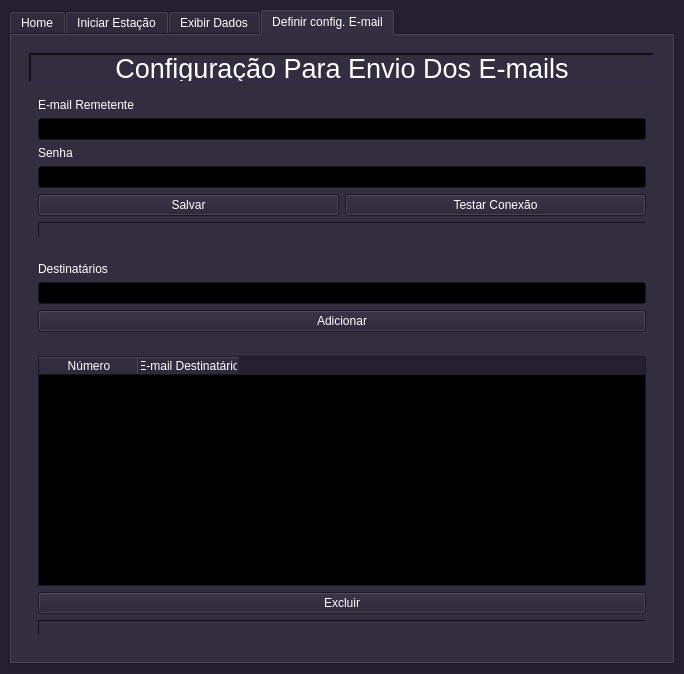
Fat83dotcom/Interface_Estacao, file interface.ui: the form before one commit.
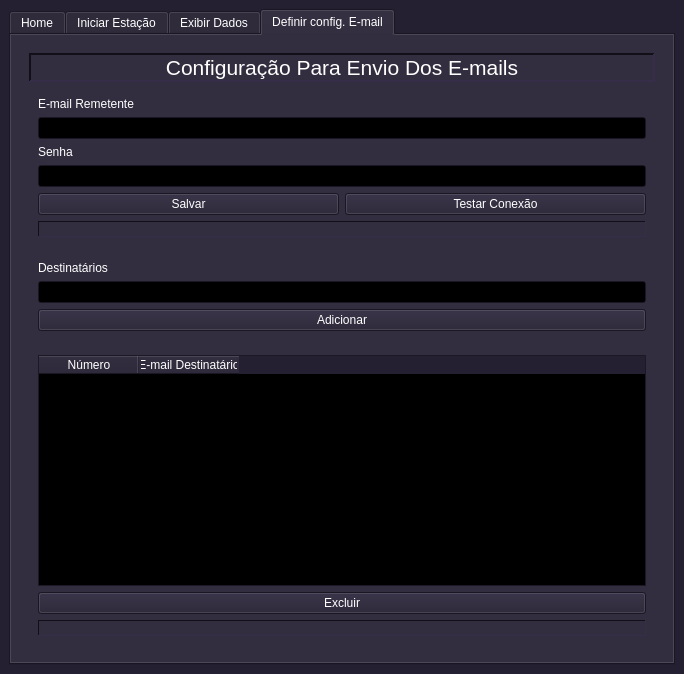
The form after the commit. The open tabs and pages were chosen to show the change. Icons and pictures are not drawn.

Commit message: Adição de um botão para testar a conexão - Adição de um label para o status do remetente e senha

```diff
--- a/interface.ui
+++ b/interface.ui
@@ -1403,7 +1403,7 @@
            </property>
            <property name="font">
             <font>
-             <pointsize>20</pointsize>
+             <pointsize>16</pointsize>
              <weight>50</weight>
              <bold>false</bold>
             </font>
@@ -1423,6 +1423,9 @@
            <property name="alignment">
             <set>Qt::AlignCenter</set>
            </property>
+           <property name="indent">
+            <number>0</number>
+           </property>
           </widget>
          </item>
          <item>
```
Left out of the diff: 4 changed lines with no effect on the pictures. The commit also changes 1 other file.
